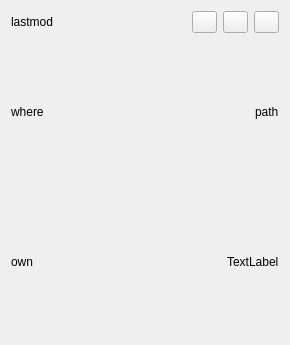
Qt form src/last_open/element/element_ui.ui (giacomogroppi/writernote-qt) before a commit.
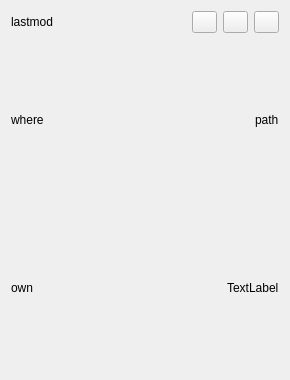
The same form after that commit. Icons and pictures are not drawn.

What changed in the file:
```diff
--- a/src/last_open/element/element_ui.ui
+++ b/src/last_open/element/element_ui.ui
@@ -7,13 +7,13 @@
     <x>0</x>
     <y>0</y>
     <width>290</width>
-    <height>345</height>
+    <height>380</height>
    </rect>
   </property>
   <property name="maximumSize">
    <size>
-    <width>290</width>
-    <height>345</height>
+    <width>350</width>
+    <height>450</height>
    </size>
   </property>
   <property name="windowTitle">
```
